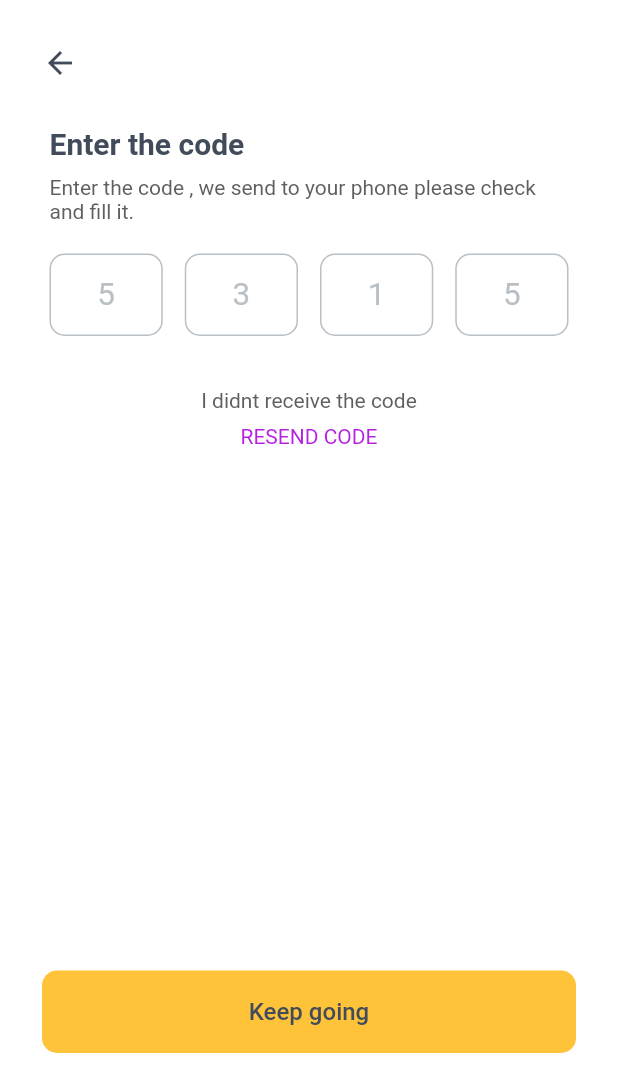
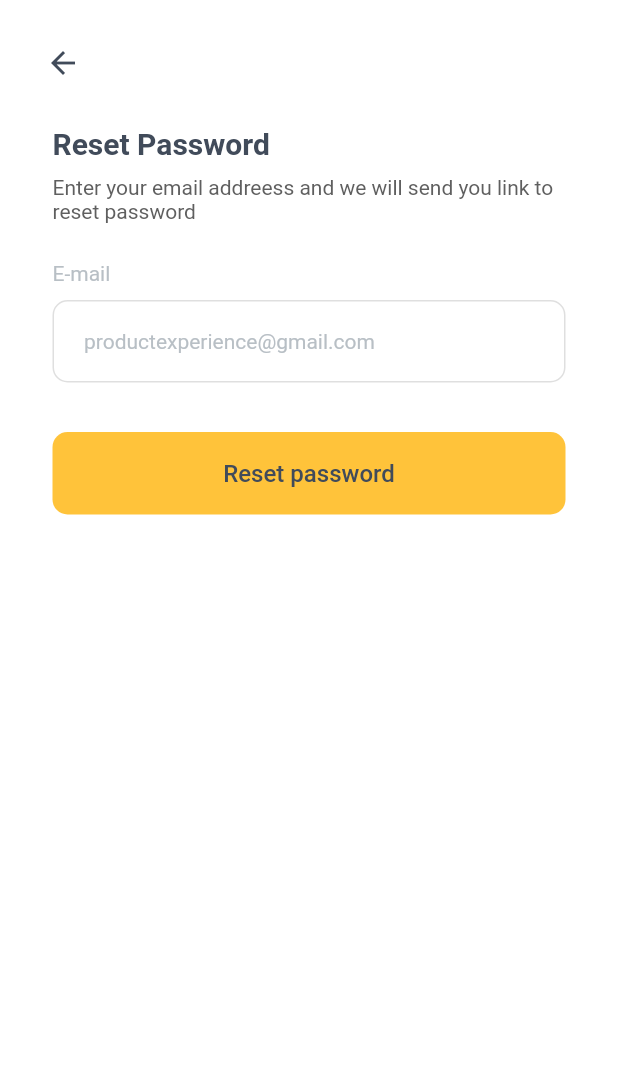
Before and after one commit to Syahro/e_commerce, a Flutter app: the OtpPage screen opened directly, after a tap on "Keep going", on a phone screen of 412 x 824 dp. Shown: the top 1092 px of the screen. Run offline on Flutter 3.47's test engine with Material 2 defaults, Android fonts, the phone set to English and light mode, and no system bars; our stand-ins replace google_fonts.

Commit message:
done modified resetPassword and add some assets or support

```diff
--- a/lib/pages/otp_page.dart
+++ b/lib/pages/otp_page.dart
@@ -1,3 +1,4 @@
+import 'package:e_commerce/pages/reset_password.dart';
 import 'package:e_commerce/theme.dart';
 import 'package:e_commerce/widget/header.dart';
 import 'package:e_commerce/widget/otp_info.dart';
@@ -74,7 +75,16 @@ class OtpPage extends StatelessWidget {
                 height: 55,
                 width: MediaQuery.of(context).size.width - (2 * defaultMargin),
                 child: FlatButton(
-                  onPressed: () {},
+                  onPressed: () {
+                    Navigator.push(
+                      context,
+                      MaterialPageRoute(
+                        builder: (context) {
+                          return ResetPassword();
+                        },
+                      ),
+                    );
+                  },
                   child: Text(
                     'Keep going',
                     style: mediumTextStyle.copyWith(
--- /dev/null
+++ b/lib/pages/reset_password.dart
@@ -0,0 +1,72 @@
+import 'package:e_commerce/theme.dart';
+import 'package:e_commerce/widget/header.dart';
+import 'package:e_commerce/widget/text_field_and_label.dart';
+import 'package:flutter/material.dart';
+
+class ResetPassword extends StatelessWidget {
+  @override
+  Widget build(BuildContext context) {
+    return Scaffold(
+      backgroundColor: whiteColor,
+      body: SafeArea(
+        child: Padding(
+          padding: EdgeInsets.symmetric(horizontal: defaultMargin + 5),
+          child: Column(
+            crossAxisAlignment: CrossAxisAlignment.start,
+            children: [
+              SizedBox(
+                height: 30,
+              ),
+              Header('Reset Password'),
+              SizedBox(
+                height: 10,
+              ),
+              Padding(
+                padding: EdgeInsets.symmetric(horizontal: 5),
+                child: Column(
+                  children: [
+                    Text(
+                      'Enter your email addreess and we will send you link to reset password',
+                      style: regularTextStyle.copyWith(
+                        fontSize: 14,
+                        color: darkGreyColor,
+                      ),
+                    ),
+                    SizedBox(
+                      height: 25,
+                    ),
+                    TextFieldAndLabel(
+                      labelTitle: 'E-mail',
+                      placeholder: 'productexperience@gmail.com',
+                    ),
+                    SizedBox(
+                      height: 33,
+                    ),
+                    Container(
+                      height: 55,
+                      width: double.infinity,
+                      child: FlatButton(
+                        onPressed: () {},
+                        child: Text(
+                          'Reset password',
+                          style: mediumTextStyle.copyWith(
+                            fontSize: 16,
+                            color: blackColor,
+                          ),
+                        ),
+                        color: yellowColor,
+                        shape: RoundedRectangleBorder(
+                          borderRadius: BorderRadius.circular(10),
+                        ),
+                      ),
+                    )
+                  ],
+                ),
+              ),
+            ],
+          ),
+        ),
+      ),
+    );
+  }
+}
```
